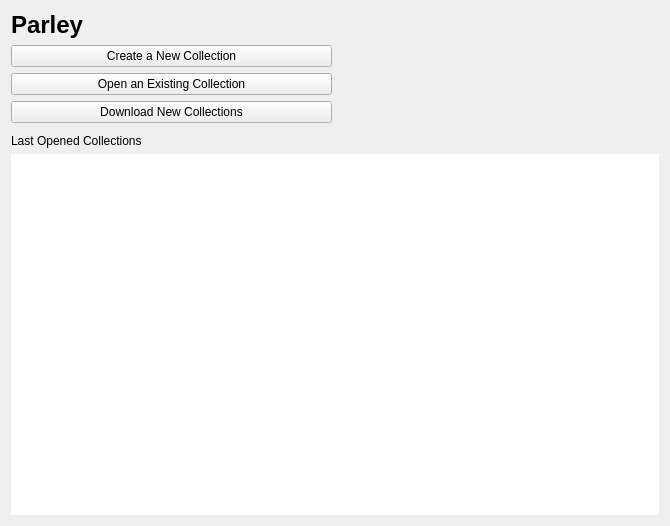
Old version of the form src/welcomescreen/welcomescreen.ui in the repository KDE/parley.
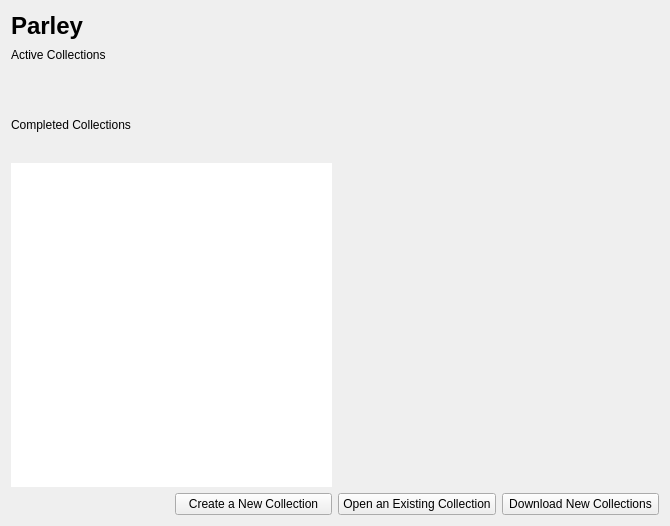
New version of the form. Custom widgets are drawn as their Qt base class.

```diff
--- a/src/welcomescreen/welcomescreen.ui
+++ b/src/welcomescreen/welcomescreen.ui
@@ -21,28 +21,7 @@
      </property>
     </widget>
    </item>
-   <item row="2" column="0">
-    <widget class="KPushButton" name="newButton">
-     <property name="text">
-      <string>Create a New Collection</string>
-     </property>
-    </widget>
-   </item>
-   <item row="3" column="0">
-    <widget class="KPushButton" name="openButton">
-     <property name="text">
-      <string>Open an Existing Collection</string>
-     </property>
-    </widget>
-   </item>
-   <item row="4" column="0">
-    <widget class="KPushButton" name="ghnsButton">
-     <property name="text">
-      <string>Download New Collections</string>
-     </property>
-    </widget>
-   </item>
-   <item row="5" column="0" colspan="2">
+   <item row="1" column="0" colspan="2">
     <spacer name="verticalSpacer">
      <property name="orientation">
       <enum>Qt::Vertical</enum>
@@ -53,19 +32,74 @@
      <property name="sizeHint" stdset="0">
       <size>
        <width>20</width>
-       <height>5</height>
+       <height>25</height>
       </size>
      </property>
     </spacer>
    </item>
-   <item row="6" column="0" colspan="2">
+   <item row="3" column="0" colspan="2">
     <widget class="QLabel" name="recentLabel">
      <property name="text">
-      <string>Last Opened Collections</string>
+      <string>Active Collections</string>
      </property>
     </widget>
    </item>
+   <item row="4" column="0" colspan="2">
+    <spacer name="verticalSpacer">
+     <property name="orientation">
+      <enum>Qt::Vertical</enum>
+     </property>
+     <property name="sizeType">
+      <enum>QSizePolicy::Fixed</enum>
+     </property>
+     <property name="sizeHint" stdset="0">
+      <size>
+       <width>20</width>
+       <height>25</height>
+      </size>
+     </property>
+    </spacer>
+   </item>
+   <item row="6" column="0" colspan="2">
+    <spacer name="verticalSpacer">
+     <property name="orientation">
+      <enum>Qt::Vertical</enum>
+     </property>
+     <property name="sizeType">
+      <enum>QSizePolicy::Fixed</enum>
+     </property>
+     <property name="sizeHint" stdset="0">
+      <size>
+       <width>20</width>
+       <height>25</height>
+      </size>
+     </property>
+    </spacer>
+   </item>
    <item row="7" column="0" colspan="2">
+    <widget class="QLabel" name="completedLabel">
+     <property name="text">
+      <string>Completed Collections</string>
+     </property>
+    </widget>
+   </item>
+   <item row="8" column="0" colspan="2">
+    <spacer name="verticalSpacer">
+     <property name="orientation">
+      <enum>Qt::Vertical</enum>
+     </property>
+     <property name="sizeType">
+      <enum>QSizePolicy::Fixed</enum>
+     </property>
+     <property name="sizeHint" stdset="0">
+      <size>
+       <width>20</width>
+       <height>25</height>
+      </size>
+     </property>
+    </spacer>
+   </item>
+   <item row="10" column="0" colspan="2">
     <widget class="QListView" name="recentFiles">
      <property name="frameShape">
       <enum>QFrame::NoFrame</enum>
@@ -78,6 +112,27 @@
      </property>
     </widget>
    </item>
+   <item row="11" column="1">
+    <widget class="KPushButton" name="newButton">
+     <property name="text">
+      <string>Create a New Collection</string>
+     </property>
+    </widget>
+   </item>
+   <item row="11" column="2">
+    <widget class="KPushButton" name="openButton">
+     <property name="text">
+      <string>Open an Existing Collection</string>
+     </property>
+    </widget>
+   </item>
+   <item row="11" column="3">
+    <widget class="KPushButton" name="ghnsButton">
+     <property name="text">
+      <string>Download New Collections</string>
+     </property>
+    </widget>
+   </item>
   </layout>
  </widget>
  <customwidgets>
```
